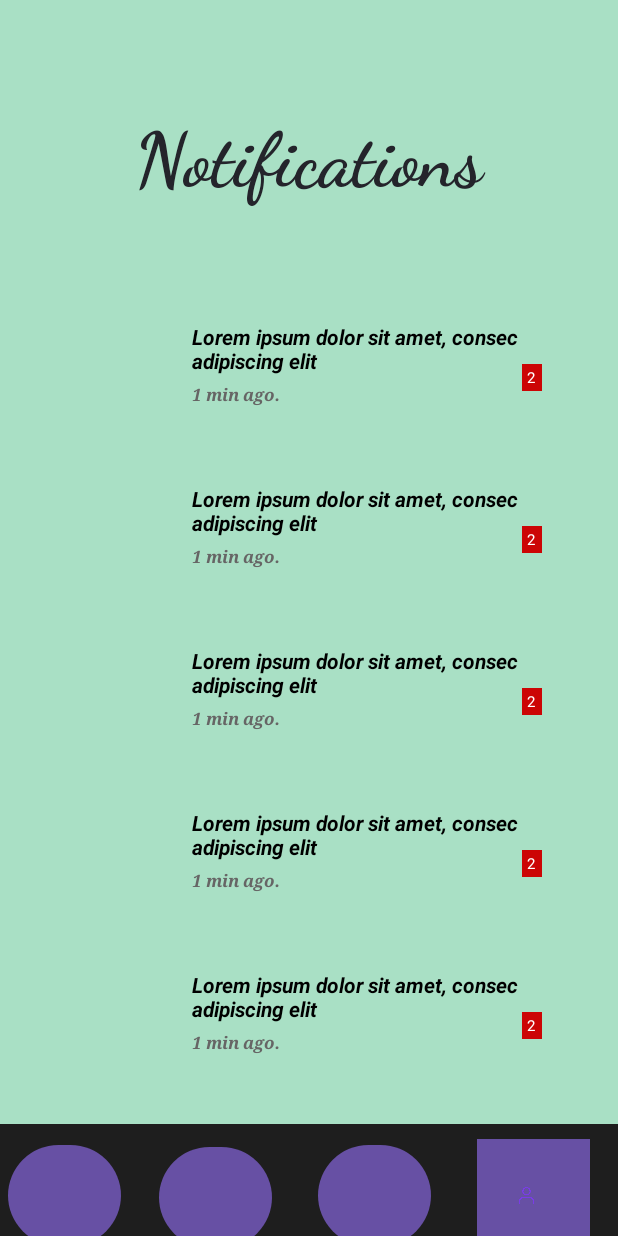
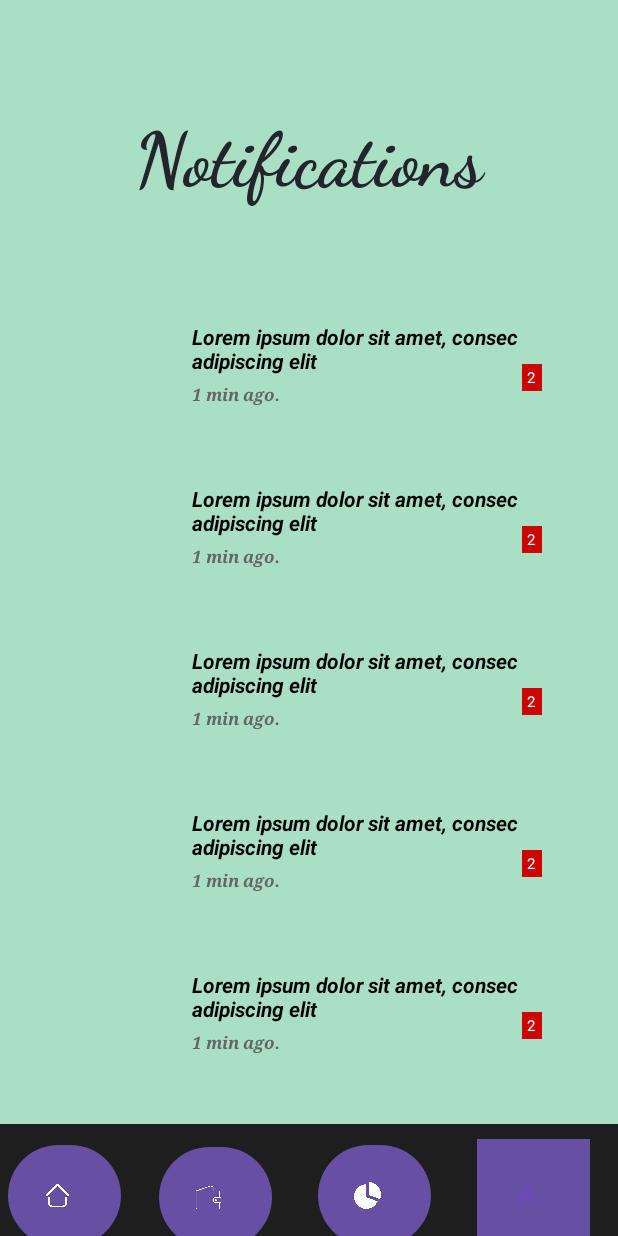
Before and after one commit to kush-raj-nit061/Social-Lite, an Android app: the NotificationsActivity screen opened directly, with no data from a screen before it, on a phone screen of 412 x 824 dp. Run offline under Robolectric (Android 15) with nearby library versions, the phone set to English and light mode, and no system bars.

Commit message:
Modified Notification Tab's nagivation bar

```diff
--- a/app/src/main/res/layout/activity_notifications.xml
+++ b/app/src/main/res/layout/activity_notifications.xml
@@ -352,6 +352,7 @@
             android:layout_marginTop="10dp"
             android:layout_marginBottom="25dp"
             android:textSize="26sp"
+            app:icon="@drawable/home"
             android:textStyle="bold"
             tools:ignore="MissingConstraints" />
 
@@ -365,6 +366,7 @@
             android:layout_marginBottom="25dp"
             android:textSize="23sp"
             android:textStyle="bold"
+            app:icon="@drawable/wallet"
             tools:ignore="MissingConstraints"
             tools:layout_editor_absoluteX="111dp"
             tools:layout_editor_absoluteY="628dp" />
@@ -379,6 +381,7 @@
             android:textSize="26sp"
             android:textStyle="bold"
             android:visibility="visible"
+            app:icon="@drawable/analysis"
             tools:ignore="MissingConstraints"
             tools:layout_editor_absoluteX="211dp"
             tools:layout_editor_absoluteY="628dp"
```
Also changed, not shown: app/src/main/res/drawable/analysis.png (added), app/src/main/res/drawable/home.png (added), app/src/main/res/drawable/wallet.png (added).
